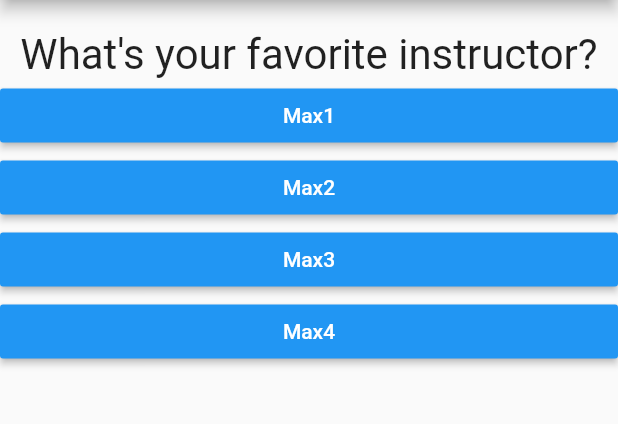
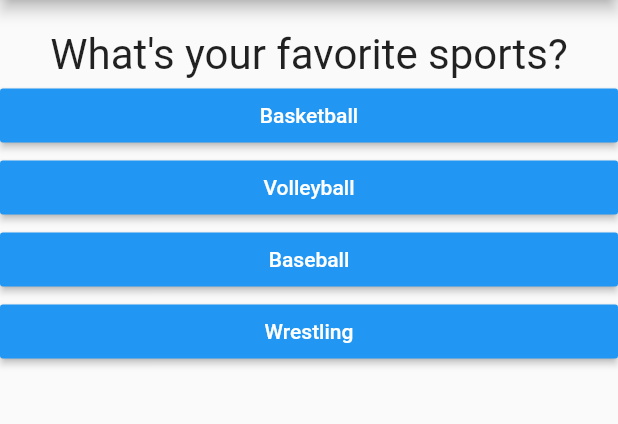
Before and after one commit to arwyne/quiz-app, a Flutter app: the screen it shows after launch, after a tap on "Black", after a tap on "Snake", on a phone screen of 412 x 824 dp, the part 84-508 px from its top. Run offline on Flutter 3.47's test engine with Material 2 defaults, Android fonts, the phone set to English and light mode, and no system bars.

```diff
--- a/lib/main.dart
+++ b/lib/main.dart
@@ -14,21 +14,46 @@ class _MyAppState extends State<MyApp> {
   final _questions = const [
     {
       "questionText": "What's your favorite color?",
-      "answers": ["Black", "Red", "Blue", "Yellow"]
+      "answers": [
+        {"text": "Black", "score": 10},
+        {"text": "Red", "score": 5},
+        {"text": "Blue", "score": 3},
+        {"text": "White", "score": 1}
+      ]
     },
     {
       "questionText": "What's your favorite animal?",
-      "answers": ["Dog", "Cat", "Snake", "Rabbit"]
+      "answers": [
+        {"text": "Cat", "score": 5},
+        {"text": "Snake", "score": 10},
+        {"text": "Dog", "score": 3},
+        {"text": "Rabbit", "score": 7}
+      ]
     },
     {
-      "questionText": "What's your favorite instructor?",
-      "answers": ["Max1", "Max2", "Max3", "Max4"]
+      "questionText": "What's your favorite sports?",
+      "answers": [
+        {"text": "Basketball", "score": 3},
+        {"text": "Volleyball", "score": 1},
+        {"text": "Baseball", "score": 5},
+        {"text": "Wrestling", "score": 8}
+      ]
     }
   ];
 
   var _questionIndex = 0;
+  var _totalScore = 0;
 
-  void _answerQuestion() {
+  void _resetQuiz() {
+    setState(() {
+      _questionIndex = 0;
+      _totalScore = 0;
+    });
+  }
+
+  void _answerQuestion(int score) {
+    _totalScore += score;
+
     setState(() {
       _questionIndex = _questionIndex + 1;
     });
@@ -53,7 +78,7 @@ class _MyAppState extends State<MyApp> {
                 answerQuestion: _answerQuestion,
                 questions: _questions,
                 questionIndex: _questionIndex)
-            : Result(),
+            : Result(_totalScore, _resetQuiz),
       ),
     );
   }
--- a/lib/quiz.dart
+++ b/lib/quiz.dart
@@ -20,8 +20,9 @@ class Quiz extends StatelessWidget {
         Question(
           questions[questionIndex]["questionText"],
         ),
-        ...(questions[questionIndex]["answers"] as List<String>).map((answer) {
-          return Answer(answerQuestion, answer);
+        ...(questions[questionIndex]["answers"] as List<Map<String, Object>>)
+            .map((answer) {
+          return Answer(() => answerQuestion(answer["score"]), answer["text"]);
         }).toList()
       ],
     );
```
Also changed, not shown: lib/result.dart (+38 -1 lines).
